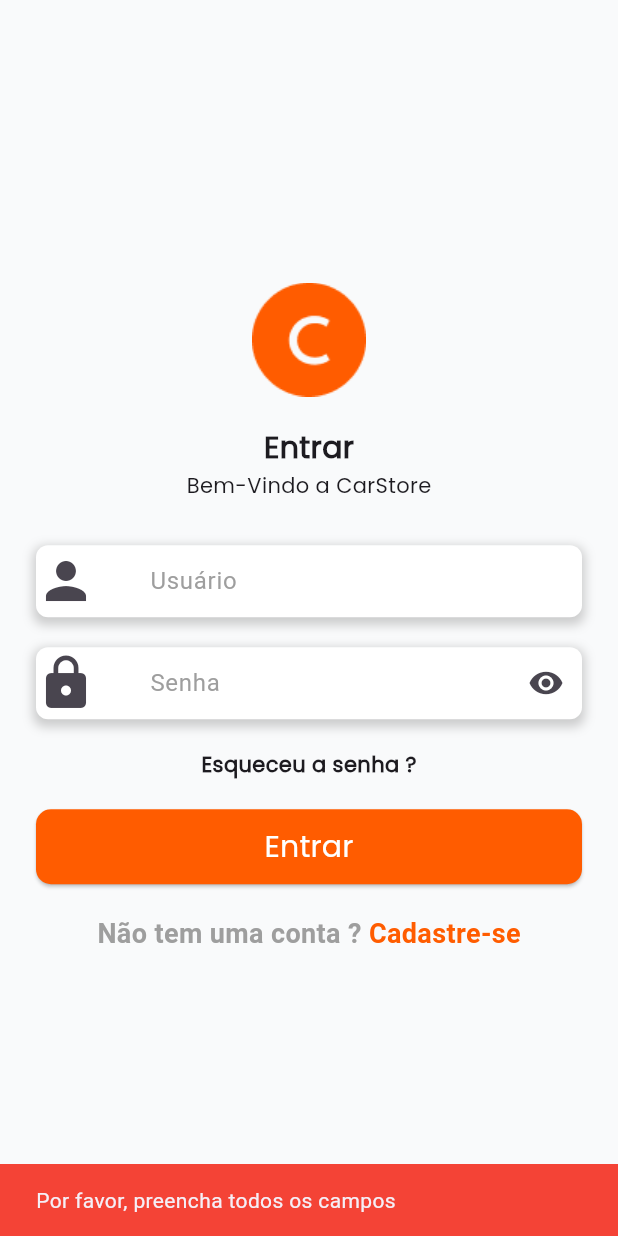
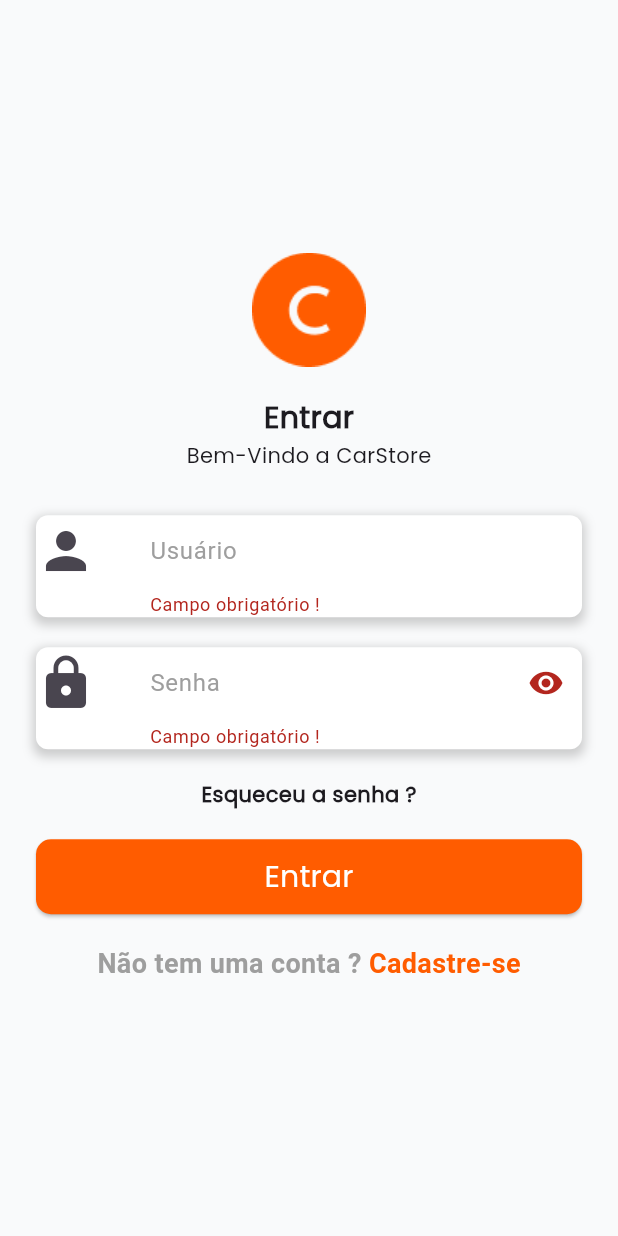
Before and after one commit to Isaac-Lima/car_store, a Flutter app: the screen it shows after launch, after a tap on "Entrar", on a phone screen of 412 x 824 dp. Run offline on Flutter 3.47's test engine with Material 3 defaults, Android fonts, the phone set to English and light mode, and no system bars; our stand-ins replace email_validator; missing offline and left inert: br_validators.

Commit message:
:recycle: refactor: Alterado input de login para textFormField

```diff
--- a/lib/src/login/presentation/login_page.dart
+++ b/lib/src/login/presentation/login_page.dart
@@ -12,6 +12,7 @@ class LoginPage extends StatefulWidget {
 
 class _LoginPageState extends State<LoginPage> {
   LoginController loginController = LoginController();
+  final _formKey = GlobalKey<FormState>();
 
   bool _obscureText = true;
 
@@ -35,6 +36,8 @@ class _LoginPageState extends State<LoginPage> {
                 SizedBox(height: 20),
                 Padding(
                   padding: EdgeInsets.symmetric(horizontal: 24),
+                  child: Form(
+                    key: _formKey,
                     child: Column(
                       children: [
                         const Text(
@@ -60,7 +63,7 @@ class _LoginPageState extends State<LoginPage> {
                                     blurRadius: 5,
                                     offset: Offset(0, 3))
                               ]),
-                        child: TextField(
+                          child: TextFormField(
                             controller: _userNameController,
                             decoration: InputDecoration(
                                 icon: Icon(
@@ -76,6 +79,10 @@ class _LoginPageState extends State<LoginPage> {
                                 contentPadding: EdgeInsets.symmetric(
                                     horizontal: 16, vertical: 12)),
                             cursorColor: Colors.black,
+                            validator: (value) =>
+                                (value == null || value.isEmpty)
+                                    ? 'Campo obrigatório !'
+                                    : null,
                           ),
                         ),
                         SizedBox(
@@ -92,7 +99,7 @@ class _LoginPageState extends State<LoginPage> {
                                     blurRadius: 5,
                                     offset: Offset(0, 3))
                               ]),
-                        child: TextField(
+                          child: TextFormField(
                             controller: _passwordController,
                             obscureText: _obscureText,
                             decoration: InputDecoration(
@@ -118,13 +125,18 @@ class _LoginPageState extends State<LoginPage> {
                                 contentPadding: EdgeInsets.symmetric(
                                     horizontal: 16, vertical: 12)),
                             cursorColor: Colors.black,
+                            validator: (value) =>
+                                (value == null || value.isEmpty)
+                                    ? 'Campo obrigatório !'
+                                    : null,
                           ),
                         ),
                         SizedBox(height: 20),
                         Text(
                           "Esqueceu a senha ?",
                           style: TextStyle(
-                            fontWeight: FontWeight.w600, fontFamily: "Poppins"),
+                              fontWeight: FontWeight.w600,
+                              fontFamily: "Poppins"),
                         ),
                         SizedBox(height: 20),
                         ElevatedButton(
@@ -134,17 +146,11 @@ class _LoginPageState extends State<LoginPage> {
                               shape: RoundedRectangleBorder(
                                   borderRadius: BorderRadius.circular(10))),
                           onPressed: () {
-                          final isEmpty = loginController.checkInputFields(
-                              _userNameController.text,
-                              _passwordController.text);
-
-                          if (isEmpty) {
-                            ScaffoldMessenger.of(context)
-                                .showSnackBar(const SnackBar(
-                              content:
-                                  Text("Por favor, preencha todos os campos"),
-                              backgroundColor: Colors.red,
-                            ));
+                            if (_formKey.currentState!.validate()) {
+                              ScaffoldMessenger.of(context).showSnackBar(
+                                const SnackBar(
+                                    content: Text('Processing Data')),
+                              );
                             }
                           },
                           child: SizedBox(
@@ -182,6 +188,7 @@ class _LoginPageState extends State<LoginPage> {
                         ]))
                       ],
                     ),
+                  ),
                 )
               ],
             ),
```
Lines whose indentation alone changed are shown as unchanged.
